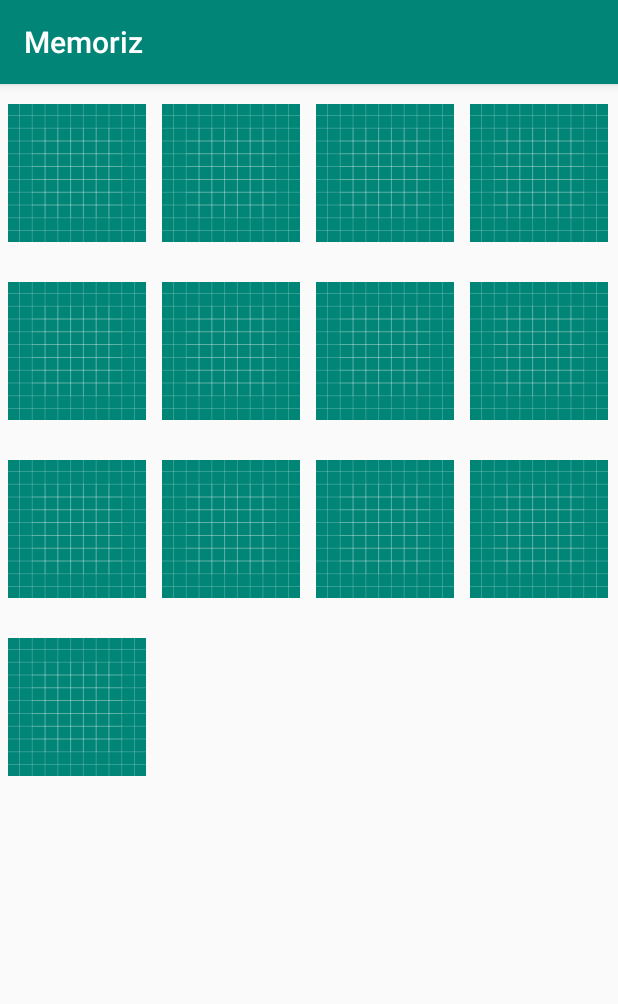
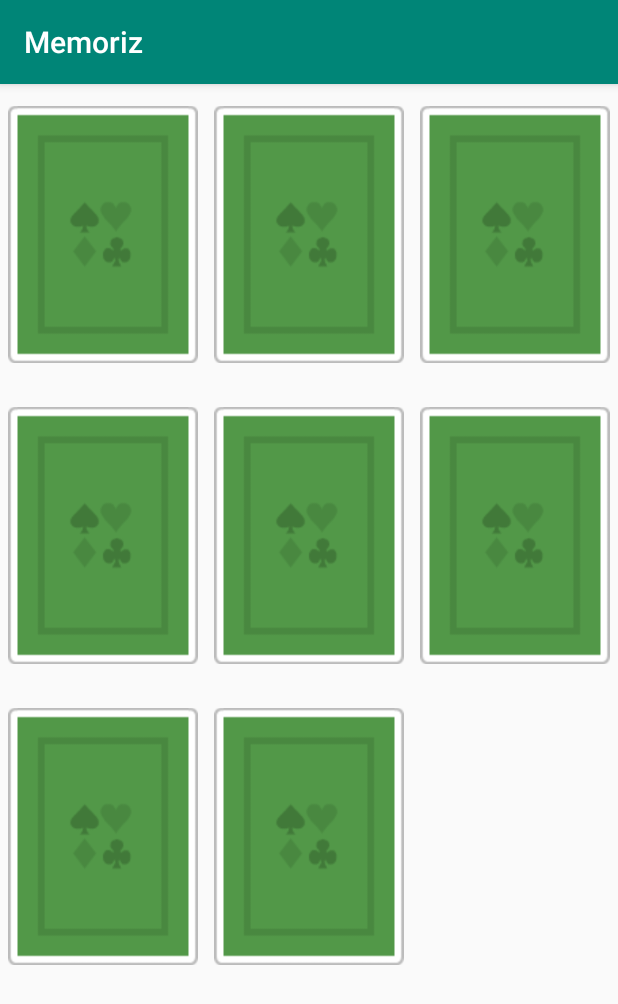
Before and after one commit to raaaahman/memoriz, an Android app: the screen it shows after launch (GameActivity), on a phone screen of 412 x 824 dp. Shown: the top 1004 px of the screen. Run offline under Robolectric (Android 15) with nearby library versions, the phone set to English and light mode, and no system bars.

Commit message:
feat(android) : game can be played
TODO :
- set a delay when displaying two matching cards so that user can see both of them even if he's wrong
- reset the board when game is finished
- add menu screen to start another game

```diff
--- a/app/src/main/java/com/example/memoriz/Card.java
+++ b/app/src/main/java/com/example/memoriz/Card.java
@@ -1,10 +1,7 @@
 package com.example.memoriz;
 
-import android.content.res.Resources;
-import android.graphics.drawable.Drawable;
-
 public class Card {
-    private static final int CardBack = R.drawable.ic_launcher_background;
+    private static final int CardBack = R.drawable.card_back_green5;
 
     public enum CardState {
         HIDDEN, FLIPPED, VALIDATED
--- a/app/src/main/java/com/example/memoriz/GameActivity.java
+++ b/app/src/main/java/com/example/memoriz/GameActivity.java
@@ -3,47 +3,44 @@ package com.example.memoriz;
 import android.support.v7.app.AppCompatActivity;
 import android.os.Bundle;
 import android.view.View;
-import android.widget.Adapter;
 import android.widget.AdapterView;
+import android.widget.ArrayAdapter;
 import android.widget.GridView;
 import android.widget.ImageView;
-import android.widget.Toast;
 
 public class GameActivity extends AppCompatActivity implements AdapterView.OnItemClickListener {
-    private GridView gameBoard;
+    private CardAdapter cardSet;
+    private Game game;
 
     @Override
     protected void onCreate(Bundle savedInstanceState) {
         super.onCreate(savedInstanceState);
         setContentView(R.layout.game_activity);
 
-        CardAdapter cardAdapter = new CardAdapter(this, 0);
-        cardAdapter.add(new Card(R.drawable.ic_launcher_foreground));
-        cardAdapter.add(new Card(R.drawable.ic_launcher_foreground));
-        cardAdapter.add(new Card(R.drawable.ic_launcher_foreground));
-        cardAdapter.add(new Card(R.drawable.ic_launcher_foreground));
-        cardAdapter.add(new Card(R.drawable.ic_launcher_foreground));
-        cardAdapter.add(new Card(R.drawable.ic_launcher_foreground));
-        cardAdapter.add(new Card(R.drawable.ic_launcher_foreground));
-        cardAdapter.add(new Card(R.drawable.ic_launcher_foreground));
-        cardAdapter.add(new Card(R.drawable.ic_launcher_foreground));
-        cardAdapter.add(new Card(R.drawable.ic_launcher_foreground));
-        cardAdapter.add(new Card(R.drawable.ic_launcher_foreground));
-        cardAdapter.add(new Card(R.drawable.ic_launcher_foreground));
-        cardAdapter.add(new Card(R.drawable.ic_launcher_foreground));
+        game = new Game();
 
-        gameBoard = findViewById(R.id.game_board);
-        gameBoard.setNumColumns(GameBoard.calculateOptimalRowNb(cardAdapter.getCount()));
-        gameBoard.setAdapter(cardAdapter);
+        cardSet = new CardAdapter(this, 0);
+        cardSet.add(new Card(R.drawable.cards_club_a));
+        cardSet.add(new Card(R.drawable.cards_club_j));
+        cardSet.add(new Card(R.drawable.cards_club_j));
+        cardSet.add(new Card(R.drawable.cards_club_k));
+        cardSet.add(new Card(R.drawable.cards_club_q));
+        cardSet.add(new Card(R.drawable.cards_club_a));
+        cardSet.add(new Card(R.drawable.cards_club_q));
+        cardSet.add(new Card(R.drawable.cards_club_k));
+
+        GridView gameBoard = findViewById(R.id.game_board);
+        gameBoard.setNumColumns(GameBoard.calculateOptimalRowNb(cardSet.getCount()));
+        gameBoard.setAdapter(cardSet);
         gameBoard.setOnItemClickListener(this);
     }
 
     @Override
     public void onItemClick(AdapterView<?> parent, View view, int position, long id) {
         Card itemClicked = (Card) parent.getItemAtPosition(position);
-        itemClicked.flip();
-        ImageView image = view.findViewById(R.id.card_image);
-        image.setImageResource(itemClicked.getImage());
+        game.pickCard(itemClicked);
+        cardSet.notifyDataSetChanged();
+
     }
 
 
--- a/app/src/main/res/drawable/ic_launcher_background.xml
+++ b/app/src/main/res/drawable/ic_launcher_background.xml
@@ -1,170 +1,74 @@
 <?xml version="1.0" encoding="utf-8"?>
-<vector xmlns:android="http://schemas.android.com/apk/res/android"
+<vector
+    android:height="108dp"
     android:width="108dp"
-    android:height="108dp"
+    android:viewportHeight="108"
     android:viewportWidth="108"
-    android:viewportHeight="108">
-    <path
-        android:fillColor="#008577"
-        android:pathData="M0,0h108v108h-108z" />
-    <path
-        android:fillColor="#00000000"
-        android:pathData="M9,0L9,108"
-        android:strokeWidth="0.8"
-        android:strokeColor="#33FFFFFF" />
-    <path
-        android:fillColor="#00000000"
-        android:pathData="M19,0L19,108"
-        android:strokeWidth="0.8"
-        android:strokeColor="#33FFFFFF" />
-    <path
-        android:fillColor="#00000000"
-        android:pathData="M29,0L29,108"
-        android:strokeWidth="0.8"
-        android:strokeColor="#33FFFFFF" />
-    <path
-        android:fillColor="#00000000"
-        android:pathData="M39,0L39,108"
-        android:strokeWidth="0.8"
-        android:strokeColor="#33FFFFFF" />
-    <path
-        android:fillColor="#00000000"
-        android:pathData="M49,0L49,108"
-        android:strokeWidth="0.8"
-        android:strokeColor="#33FFFFFF" />
-    <path
-        android:fillColor="#00000000"
-        android:pathData="M59,0L59,108"
-        android:strokeWidth="0.8"
-        android:strokeColor="#33FFFFFF" />
-    <path
-        android:fillColor="#00000000"
-        android:pathData="M69,0L69,108"
-        android:strokeWidth="0.8"
-        android:strokeColor="#33FFFFFF" />
-    <path
-        android:fillColor="#00000000"
-        android:pathData="M79,0L79,108"
-        android:strokeWidth="0.8"
-        android:strokeColor="#33FFFFFF" />
-    <path
-        android:fillColor="#00000000"
-        android:pathData="M89,0L89,108"
-        android:strokeWidth="0.8"
-        android:strokeColor="#33FFFFFF" />
-    <path
-        android:fillColor="#00000000"
-        android:pathData="M99,0L99,108"
-        android:strokeWidth="0.8"
-        android:strokeColor="#33FFFFFF" />
-    <path
-        android:fillColor="#00000000"
-        android:pathData="M0,9L108,9"
-        android:strokeWidth="0.8"
-        android:strokeColor="#33FFFFFF" />
-    <path
-        android:fillColor="#00000000"
-        android:pathData="M0,19L108,19"
-        android:strokeWidth="0.8"
-        android:strokeColor="#33FFFFFF" />
-    <path
-        android:fillColor="#00000000"
-        android:pathData="M0,29L108,29"
-        android:strokeWidth="0.8"
-        android:strokeColor="#33FFFFFF" />
-    <path
-        android:fillColor="#00000000"
-        android:pathData="M0,39L108,39"
-        android:strokeWidth="0.8"
-        android:strokeColor="#33FFFFFF" />
-    <path
-        android:fillColor="#00000000"
-        android:pathData="M0,49L108,49"
-        android:strokeWidth="0.8"
-        android:strokeColor="#33FFFFFF" />
-    <path
-        android:fillColor="#00000000"
-        android:pathData="M0,59L108,59"
-        android:strokeWidth="0.8"
-        android:strokeColor="#33FFFFFF" />
-    <path
-        android:fillColor="#00000000"
-        android:pathData="M0,69L108,69"
-        android:strokeWidth="0.8"
-        android:strokeColor="#33FFFFFF" />
-    <path
-        android:fillColor="#00000000"
-        android:pathData="M0,79L108,79"
-        android:strokeWidth="0.8"
-        android:strokeColor="#33FFFFFF" />
-    <path
-        android:fillColor="#00000000"
-        android:pathData="M0,89L108,89"
-        android:strokeWidth="0.8"
-        android:strokeColor="#33FFFFFF" />
-    <path
-        android:fillColor="#00000000"
-        android:pathData="M0,99L108,99"
-        android:strokeWidth="0.8"
-        android:strokeColor="#33FFFFFF" />
-    <path
-        android:fillColor="#00000000"
-        android:pathData="M19,29L89,29"
-        android:strokeWidth="0.8"
-        android:strokeColor="#33FFFFFF" />
-    <path
-        android:fillColor="#00000000"
-        android:pathData="M19,39L89,39"
-        android:strokeWidth="0.8"
-        android:strokeColor="#33FFFFFF" />
-    <path
-        android:fillColor="#00000000"
-        android:pathData="M19,49L89,49"
-        android:strokeWidth="0.8"
-        android:strokeColor="#33FFFFFF" />
-    <path
-        android:fillColor="#00000000"
-        android:pathData="M19,59L89,59"
-        android:strokeWidth="0.8"
-        android:strokeColor="#33FFFFFF" />
-    <path
-        android:fillColor="#00000000"
-        android:pathData="M19,69L89,69"
-        android:strokeWidth="0.8"
-        android:strokeColor="#33FFFFFF" />
-    <path
-        android:fillColor="#00000000"
-        android:pathData="M19,79L89,79"
-        android:strokeWidth="0.8"
-        android:strokeColor="#33FFFFFF" />
-    <path
-        android:fillColor="#00000000"
-        android:pathData="M29,19L29,89"
-        android:strokeWidth="0.8"
-        android:strokeColor="#33FFFFFF" />
-    <path
-        android:fillColor="#00000000"
-        android:pathData="M39,19L39,89"
-        android:strokeWidth="0.8"
-        android:strokeColor="#33FFFFFF" />
-    <path
-        android:fillColor="#00000000"
-        android:pathData="M49,19L49,89"
-        android:strokeWidth="0.8"
-        android:strokeColor="#33FFFFFF" />
-    <path
-        android:fillColor="#00000000"
-        android:pathData="M59,19L59,89"
-        android:strokeWidth="0.8"
-        android:strokeColor="#33FFFFFF" />
-    <path
-        android:fillColor="#00000000"
-        android:pathData="M69,19L69,89"
-        android:strokeWidth="0.8"
-        android:strokeColor="#33FFFFFF" />
-    <path
-        android:fillColor="#00000000"
-        android:pathData="M79,19L79,89"
-        android:strokeWidth="0.8"
-        android:strokeColor="#33FFFFFF" />
+    xmlns:android="http://schemas.android.com/apk/res/android">
+    <path android:fillColor="#008577"
+          android:pathData="M0,0h108v108h-108z"/>
+    <path android:fillColor="#00000000" android:pathData="M9,0L9,108"
+          android:strokeColor="#33FFFFFF" android:strokeWidth="0.8"/>
+    <path android:fillColor="#00000000" android:pathData="M19,0L19,108"
+          android:strokeColor="#33FFFFFF" android:strokeWidth="0.8"/>
+    <path android:fillColor="#00000000" android:pathData="M29,0L29,108"
+          android:strokeColor="#33FFFFFF" android:strokeWidth="0.8"/>
+    <path android:fillColor="#00000000" android:pathData="M39,0L39,108"
+          android:strokeColor="#33FFFFFF" android:strokeWidth="0.8"/>
+    <path android:fillColor="#00000000" android:pathData="M49,0L49,108"
+          android:strokeColor="#33FFFFFF" android:strokeWidth="0.8"/>
+    <path android:fillColor="#00000000" android:pathData="M59,0L59,108"
+          android:strokeColor="#33FFFFFF" android:strokeWidth="0.8"/>
+    <path android:fillColor="#00000000" android:pathData="M69,0L69,108"
+          android:strokeColor="#33FFFFFF" android:strokeWidth="0.8"/>
+    <path android:fillColor="#00000000" android:pathData="M79,0L79,108"
+          android:strokeColor="#33FFFFFF" android:strokeWidth="0.8"/>
+    <path android:fillColor="#00000000" android:pathData="M89,0L89,108"
+          android:strokeColor="#33FFFFFF" android:strokeWidth="0.8"/>
+    <path android:fillColor="#00000000" android:pathData="M99,0L99,108"
+          android:strokeColor="#33FFFFFF" android:strokeWidth="0.8"/>
+    <path android:fillColor="#00000000" android:pathData="M0,9L108,9"
+          android:strokeColor="#33FFFFFF" android:strokeWidth="0.8"/>
+    <path android:fillColor="#00000000" android:pathData="M0,19L108,19"
+          android:strokeColor="#33FFFFFF" android:strokeWidth="0.8"/>
+    <path android:fillColor="#00000000" android:pathData="M0,29L108,29"
+          android:strokeColor="#33FFFFFF" android:strokeWidth="0.8"/>
+    <path android:fillColor="#00000000" android:pathData="M0,39L108,39"
+          android:strokeColor="#33FFFFFF" android:strokeWidth="0.8"/>
+    <path android:fillColor="#00000000" android:pathData="M0,49L108,49"
+          android:strokeColor="#33FFFFFF" android:strokeWidth="0.8"/>
+    <path android:fillColor="#00000000" android:pathData="M0,59L108,59"
+          android:strokeColor="#33FFFFFF" android:strokeWidth="0.8"/>
+    <path android:fillColor="#00000000" android:pathData="M0,69L108,69"
+          android:strokeColor="#33FFFFFF" android:strokeWidth="0.8"/>
+    <path android:fillColor="#00000000" android:pathData="M0,79L108,79"
+          android:strokeColor="#33FFFFFF" android:strokeWidth="0.8"/>
+    <path android:fillColor="#00000000" android:pathData="M0,89L108,89"
+          android:strokeColor="#33FFFFFF" android:strokeWidth="0.8"/>
+    <path android:fillColor="#00000000" android:pathData="M0,99L108,99"
+          android:strokeColor="#33FFFFFF" android:strokeWidth="0.8"/>
+    <path android:fillColor="#00000000" android:pathData="M19,29L89,29"
+          android:strokeColor="#33FFFFFF" android:strokeWidth="0.8"/>
+    <path android:fillColor="#00000000" android:pathData="M19,39L89,39"
+          android:strokeColor="#33FFFFFF" android:strokeWidth="0.8"/>
+    <path android:fillColor="#00000000" android:pathData="M19,49L89,49"
+          android:strokeColor="#33FFFFFF" android:strokeWidth="0.8"/>
+    <path android:fillColor="#00000000" android:pathData="M19,59L89,59"
+          android:strokeColor="#33FFFFFF" android:strokeWidth="0.8"/>
+    <path android:fillColor="#00000000" android:pathData="M19,69L89,69"
+          android:strokeColor="#33FFFFFF" android:strokeWidth="0.8"/>
+    <path android:fillColor="#00000000" android:pathData="M19,79L89,79"
+          android:strokeColor="#33FFFFFF" android:strokeWidth="0.8"/>
+    <path android:fillColor="#00000000" android:pathData="M29,19L29,89"
+          android:strokeColor="#33FFFFFF" android:strokeWidth="0.8"/>
+    <path android:fillColor="#00000000" android:pathData="M39,19L39,89"
+          android:strokeColor="#33FFFFFF" android:strokeWidth="0.8"/>
+    <path android:fillColor="#00000000" android:pathData="M49,19L49,89"
+          android:strokeColor="#33FFFFFF" android:strokeWidth="0.8"/>
+    <path android:fillColor="#00000000" android:pathData="M59,19L59,89"
+          android:strokeColor="#33FFFFFF" android:strokeWidth="0.8"/>
+    <path android:fillColor="#00000000" android:pathData="M69,19L69,89"
+          android:strokeColor="#33FFFFFF" android:strokeWidth="0.8"/>
+    <path android:fillColor="#00000000" android:pathData="M79,19L79,89"
+          android:strokeColor="#33FFFFFF" android:strokeWidth="0.8"/>
 </vector>
```
Also changed, not shown: app/build.gradle (+5 -3 lines), app/src/main/card_back-web.png (added), app/src/main/res/drawable-v24/card_back_green5.png (added), app/src/main/res/drawable-v24/cards_club_a.png (added), app/src/main/res/drawable-v24/cards_club_j.png (added), app/src/main/res/drawable-v24/cards_club_k.png (added), app/src/main/res/drawable-v24/cards_club_q.png (added), app/src/main/res/mipmap-hdpi/ic_launcher_foreground.png (added), app/src/main/res/mipmap-mdpi/ic_launcher_foreground.png (added), app/src/main/res/mipmap-xhdpi/ic_launcher_foreground.png (added), app/src/main/res/mipmap-xxhdpi/ic_launcher_foreground.png (added), app/src/main/res/mipmap-xxxhdpi/ic_launcher_foreground.png (added), 1 other file.
